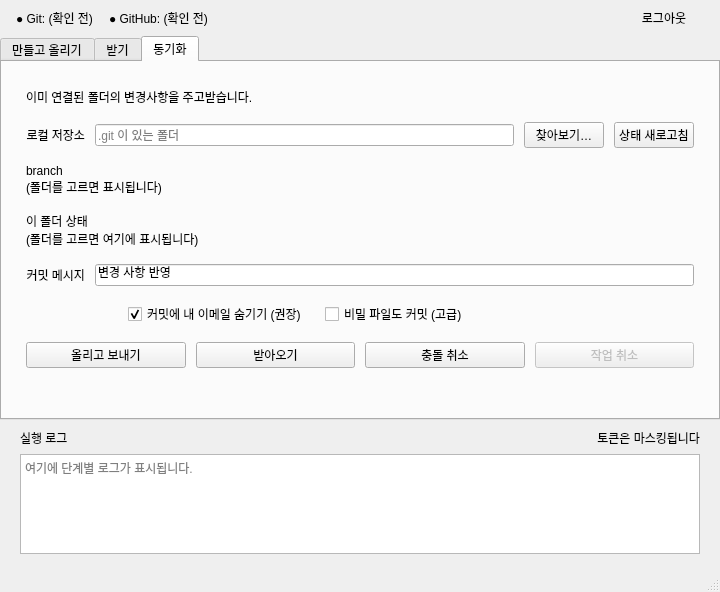
Qt form ui/main_window.ui (seongbin45/CloneUp) before a commit.
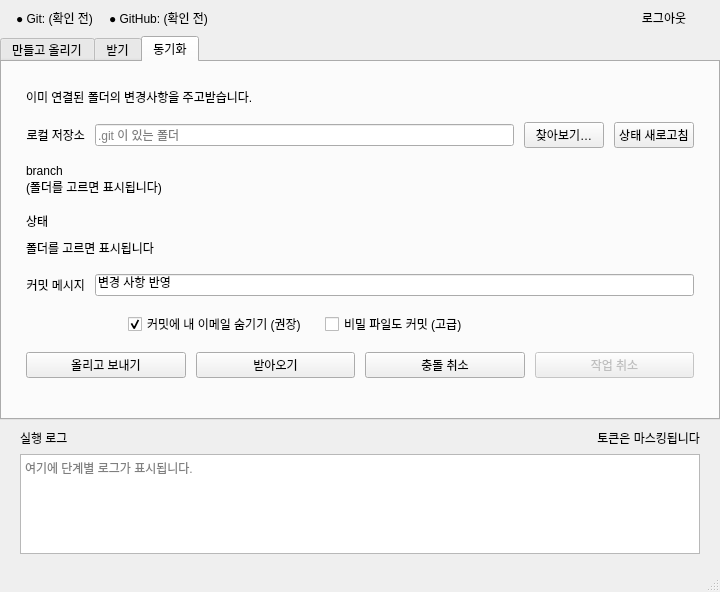
The same form after that commit. The open tabs and pages were chosen to show the change.

Commit message:
feat: visualize sync GitHub status with colored chips
Replace plain status paragraph with scannable pills for connection,
local changes, conflict, and ahead/behind counts. Pass ahead/behind
from SyncStatusWorker for chip data.

The edit to the form file:
```diff
--- a/ui/main_window.ui
+++ b/ui/main_window.ui
@@ -719,14 +719,64 @@
          </widget>
         </item>
         <item>
-         <widget class="QLabel" name="labelSyncStatus">
-          <property name="text">
-           <string>이 폴더 상태
-(폴더를 고르면 여기에 표시됩니다)</string>
+         <widget class="QFrame" name="frameSyncStatus">
+          <property name="frameShape">
+           <enum>QFrame::Shape::NoFrame</enum>
           </property>
-          <property name="wordWrap">
-           <bool>true</bool>
-          </property>
+          <layout class="QVBoxLayout" name="verticalLayoutSyncStatus">
+           <property name="spacing">
+            <number>8</number>
+           </property>
+           <property name="leftMargin">
+            <number>0</number>
+           </property>
+           <property name="topMargin">
+            <number>0</number>
+           </property>
+           <property name="rightMargin">
+            <number>0</number>
+           </property>
+           <property name="bottomMargin">
+            <number>0</number>
+           </property>
+           <item>
+            <widget class="QLabel" name="labelSyncStatusTitle">
+             <property name="text">
+              <string>상태</string>
+             </property>
+            </widget>
+           </item>
+           <item>
+            <layout class="QHBoxLayout" name="syncStatusChipsLayout">
+             <property name="spacing">
+              <number>8</number>
+             </property>
+             <item>
+              <widget class="QLabel" name="labelSyncStatus">
+               <property name="text">
+                <string>폴더를 고르면 표시됩니다</string>
+               </property>
+               <property name="wordWrap">
+                <bool>true</bool>
+               </property>
+              </widget>
+             </item>
+             <item>
+              <spacer name="syncStatusChipsSpacer">
+               <property name="orientation">
+                <enum>Qt::Orientation::Horizontal</enum>
+               </property>
+               <property name="sizeHint" stdset="0">
+                <size>
+                 <width>20</width>
+                 <height>20</height>
+                </size>
+               </property>
+              </spacer>
+             </item>
+            </layout>
+           </item>
+          </layout>
          </widget>
         </item>
         <item>
```
The commit also changes 3 other files.
